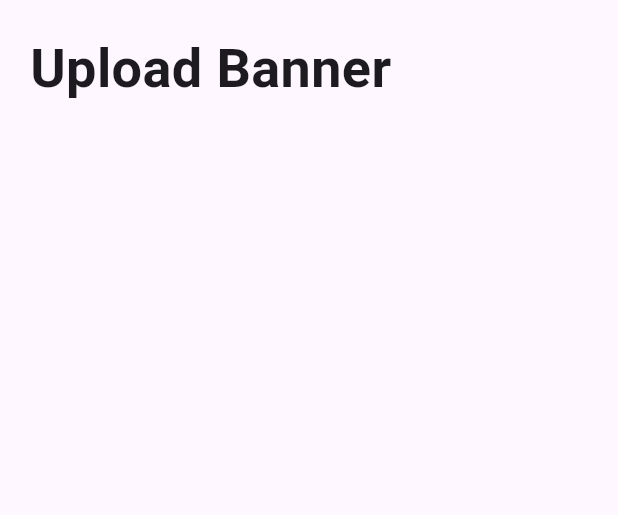
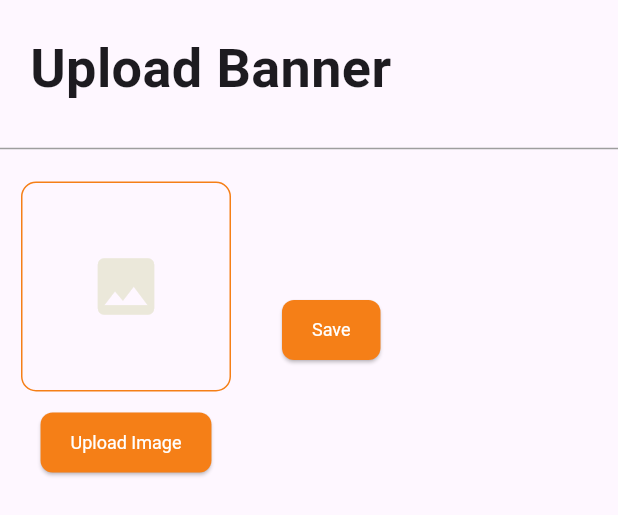
Before and after one commit to my0m1nko/ms_web_admin, a Flutter app: the UploadBannerScreen widget shown alone on an empty page, opened directly, on a phone screen of 412 x 824 dp. Shown: the top 515 px of the screen. Run offline on Flutter 3.47's test engine with Material 3 defaults, Android fonts, the light colour scheme and no system bars; our stand-ins replace cloud_firestore, file_picker, firebase_core, firebase_storage, flutter_easyloading; missing offline and left inert: flutter_admin_scaffold; accounts and stored records are empty; statements that could not run were skipped.

Commit message:
upload banner image to firebase

```diff
--- a/lib/views/screens/side_bar_screens/upload_banner.dart
+++ b/lib/views/screens/side_bar_screens/upload_banner.dart
@@ -1,16 +1,76 @@
+import 'package:cloud_firestore/cloud_firestore.dart';
+import 'package:file_picker/file_picker.dart';
+import 'package:firebase_storage/firebase_storage.dart';
 import 'package:flutter/material.dart';
+import 'package:flutter_easyloading/flutter_easyloading.dart';
 
-class UploadBannerScreen extends StatelessWidget {
-  // const UploadBannerScreen({super.key});
+class UploadBannerScreen extends StatefulWidget {
+
+  const UploadBannerScreen({super.key});
   static const String routeName = '/upload-banner';
 
-  const UploadBannerScreen({super.key});
 
+  @override
+  State<UploadBannerScreen> createState() => _UploadBannerScreenState();
+}
+
+class _UploadBannerScreenState extends State<UploadBannerScreen> {
+  final FirebaseStorage _storage = FirebaseStorage.instance;
+  final FirebaseFirestore _firestore = FirebaseFirestore.instance;
+
+  dynamic _image;
+  String? _fileName;
+
+  _pickImage() async {
+    FilePickerResult? result = await FilePicker.platform.pickFiles(
+      allowMultiple: false,
+      type: FileType.image,
+    );
+    if (result != null) {
+      setState(() {
+        _image = result.files.first.bytes;
+
+        //file Name get
+        _fileName = result.files.first.name;
+      });
+    }
+  }
+
+  _uploadBannerImage(dynamic image) async {
+    Reference ref = _storage.ref().child('Banners').child(_fileName!);
+
+    UploadTask uploadTask = ref.putData(image);
+
+    TaskSnapshot taskSnapshot = await uploadTask;
+
+    String downloadUrl = await taskSnapshot.ref.getDownloadURL();
+
+    return downloadUrl;
+  }
+
+  _uploadtoFirestore() async {
+    EasyLoading.show(status: 'Uploading Banner...');
+    if (_image != null) {
+      String imageUrl = await _uploadBannerImage(_image);
+      await _firestore.collection('banners').doc(_fileName).set({
+        'image': imageUrl,
+      }).whenComplete(() => EasyLoading.showSuccess('Banner Uploaded'));
+    }
+
+    setState(() {
+      _image = null;
+    });
+
+      // EasyLoading.dismiss();
+
+  }
 
   @override
   Widget build(BuildContext context) {
     return SingleChildScrollView(
-      child: Container(
+      child: Column(
+        children: [
+          Container(
             alignment: Alignment.topLeft,
             padding: const EdgeInsets.all(20),
             child: const Text(
@@ -21,6 +81,87 @@ class UploadBannerScreen extends StatelessWidget {
               ),
             ),
           ),
+          const Divider(
+            color: Colors.grey,
+          ),
+          Row(
+            children: [
+              Padding(
+                padding: const EdgeInsets.all(14.0),
+                child: Column(
+                  children: [
+                    Container(
+                      height: 140,
+                      width: 140,
+                      decoration: BoxDecoration(
+                        border: Border.all(
+                          width: 1,
+                          color: Colors.yellow.shade900,
+                        ),
+                        borderRadius: BorderRadius.circular(10),
+                        // image: const DecorationImage(
+                        //   image: AssetImage('assets/images/banner.jpg'),
+                        //   fit: BoxFit.cover,
+                        // ),
+                      ),
+                      child: _image != null
+                          ? Image.memory(
+                              _image,
+                              fit: BoxFit.cover,
+                            )
+                          : const Icon(
+                              Icons.image,
+                              color: Color.fromARGB(255, 235, 232, 218),
+                              size: 50,
+                            ),
+                    ),
+                    const SizedBox(
+                      height: 10,
+                    ),
+                    ElevatedButton(
+                        style: ElevatedButton.styleFrom(
+                          shape: RoundedRectangleBorder(
+                            borderRadius: BorderRadius.circular(8),
+                          ),
+                          foregroundColor: Colors.white,
+                          backgroundColor: Colors.yellow.shade900,
+                          padding: const EdgeInsets.symmetric(
+                              horizontal: 20, vertical: 10),
+                          textStyle: const TextStyle(
+                            fontSize: 12,
+                          ),
+                        ),
+                        onPressed: () {
+                          _pickImage();
+                        },
+                        child: const Text('Upload Image'))
+                  ],
+                ),
+              ),
+              const SizedBox(
+                width: 20,
+              ),
+              ElevatedButton(
+                  style: ElevatedButton.styleFrom(
+                    shape: RoundedRectangleBorder(
+                      borderRadius: BorderRadius.circular(8),
+                    ),
+                    foregroundColor: Colors.white,
+                    backgroundColor: Colors.yellow.shade900,
+                    padding: const EdgeInsets.symmetric(
+                        horizontal: 20, vertical: 10),
+                    textStyle: const TextStyle(
+                      fontSize: 12,
+                    ),
+                  ),
+                  onPressed: () {
+                    _uploadtoFirestore();
+                  },
+                  child: const Text('Save')),
+            ],
+          )
+        ],
+      ),
     );
   }
 }
--- a/pubspec.yaml
+++ b/pubspec.yaml
@@ -39,6 +39,8 @@ dependencies:
   firebase_storage: ^11.7.0
   cloud_firestore: ^4.16.0
   flutter_admin_scaffold: ^1.2.0
+  file_picker: ^8.0.0+1
+  flutter_easyloading: ^3.0.5
 
 dev_dependencies:
   flutter_test:
```
Also changed, not shown: lib/main.dart (+13 -1 lines), lib/views/screens/main_screen.dart (+28 -3 lines), pubspec.lock, 1 other file. Lines whose indentation alone changed are shown as unchanged.
